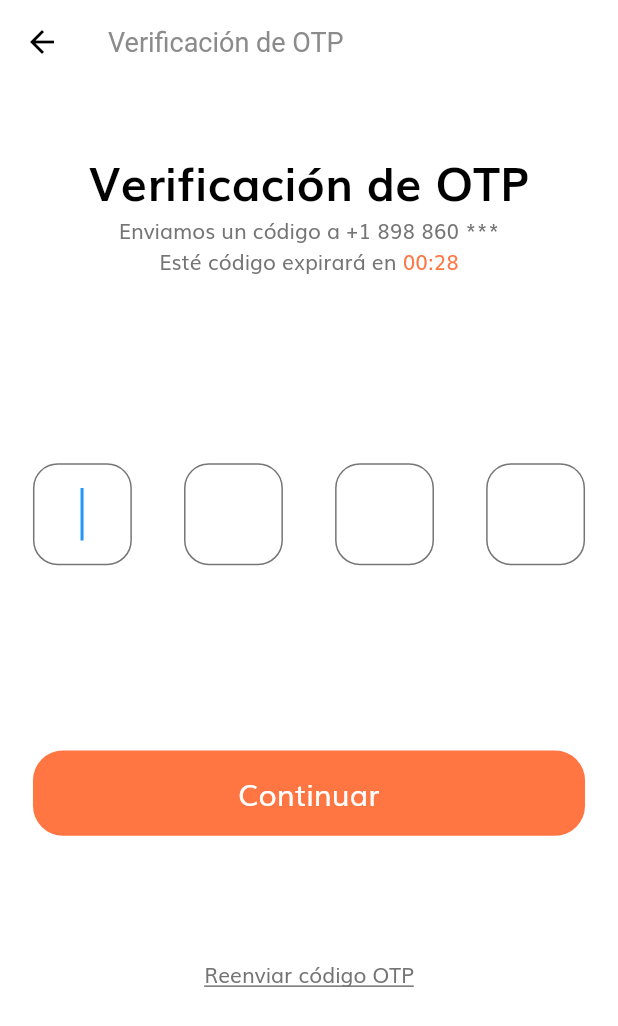
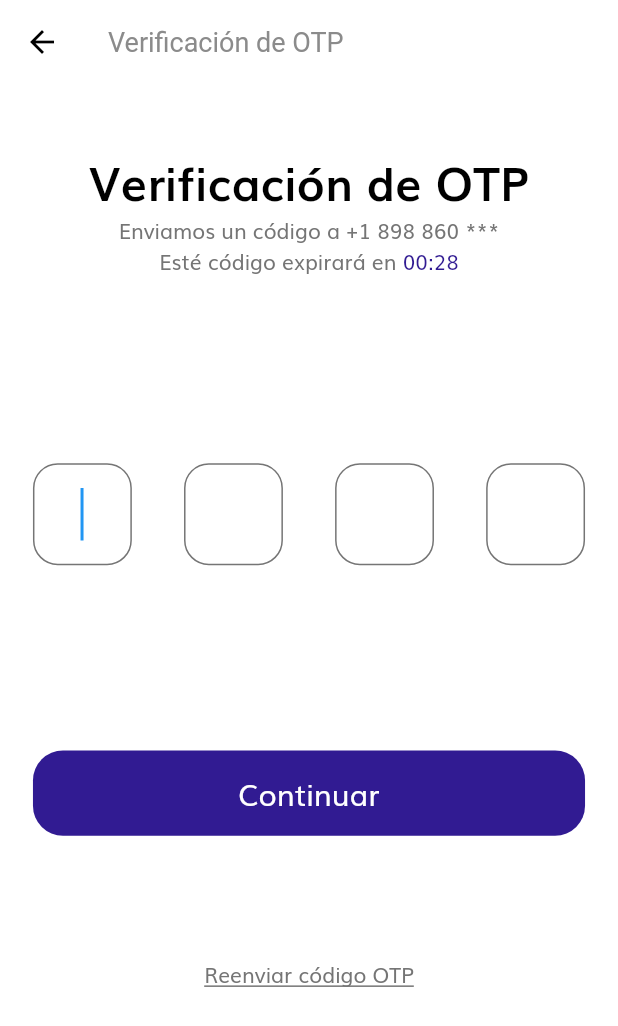
Before and after one commit to wgerez/ecommerce-flutter, a Flutter app: the OtpScreen screen opened by its route, on a phone screen of 412 x 824 dp. Shown: the top 1026 px of the screen. Run offline on Flutter 3.47's test engine with Material 2 defaults, Android fonts, the phone set to English and light mode, and no system bars; our stand-ins replace flutter_svg.

Commit message:
Constant colors changed

```diff
--- a/lib/constants.dart
+++ b/lib/constants.dart
@@ -1,12 +1,12 @@
 import 'package:flutter/material.dart';
 import 'package:shop_app/size_config.dart';
 
-const kPrimaryColor = Color(0xFFFF7643);
+const kPrimaryColor = Color(0xFF311B92);
 const kPrimaryLightColor = Color(0xFFFFECDF);
 const kPrimaryGradientColor = LinearGradient(
   begin: Alignment.topLeft,
   end: Alignment.bottomRight,
-  colors: [Color(0xFFFFA53E), Color(0xFFFF7643)],
+  colors: [Color(0xFF673AB7), Color(0xFF311B92)],
 );
 const kSecondaryColor = Color(0xFF979797);
 const kTextColor = Color(0xFF757575);
```
